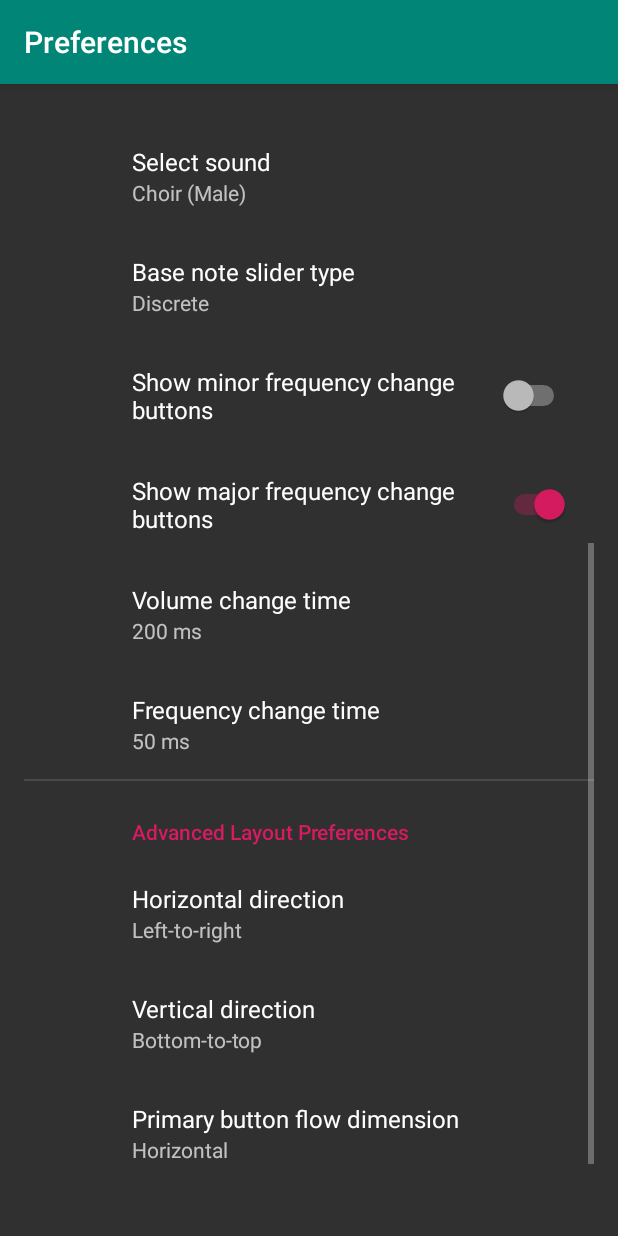
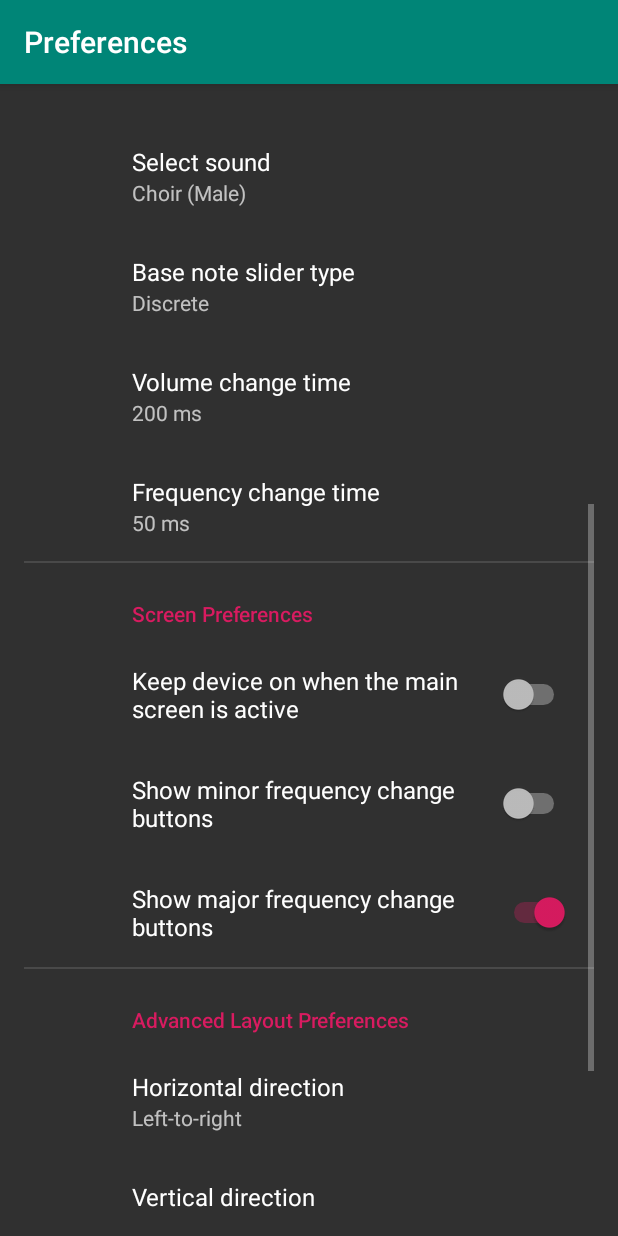
Before and after one commit to sseidel16/ByzantineIson, an Android app: the AppSettings screen opened directly, with no data from a screen before it, scrolled down 514 dp, on a phone screen of 412 x 824 dp. Run offline under Robolectric (Android 15) with nearby library versions, the phone set to English and light mode, and no system bars; our stand-ins replace androidx.preference; 2 statements that could not run were skipped.

Commit message:
ask for overlay permission on dock open android M; preference added for keep screen on

```diff
--- a/app/src/main/java/com/coderss/ison/utility/Preferences.java
+++ b/app/src/main/java/com/coderss/ison/utility/Preferences.java
@@ -91,6 +91,11 @@ public class Preferences {
                 baseContext.getString(R.string.keyBaseSliderDefault)).equals("discrete");
     }
 
+    public boolean isKeepingScreenOn() {
+        return sharedPreferences.getBoolean("keyKeepScreenOn",
+                baseContext.getString(R.string.keyKeepScreenOnDefault).equals("true"));
+    }
+
     public boolean isShowingMinorChangers() {
         return sharedPreferences.getBoolean("keyShowMinorChangers",
                 baseContext.getString(R.string.keyShowMinorChangersDefault).equals("true"));
--- a/app/src/main/res/values/preferences.xml
+++ b/app/src/main/res/values/preferences.xml
@@ -215,6 +215,8 @@
     <string name="keySelectSoundDefault">0</string>
     <string name="keyBaseSliderTitle">Base note slider type</string>
     <string name="keyBaseSliderDefault">discrete</string>
+    <string name="keyKeepScreenOnTitle">Keep device on when the main screen is active</string>
+    <string name="keyKeepScreenOnDefault">false</string>
     <string name="keyShowMinorChangersTitle">Show minor frequency change buttons</string>
     <string name="keyShowMinorChangersDefault">false</string>
     <string name="keyShowMajorChangersTitle">Show major frequency change buttons</string>
--- a/app/src/main/res/xml/preferences.xml
+++ b/app/src/main/res/xml/preferences.xml
@@ -69,16 +69,6 @@
             android:summary="%s"
             android:defaultValue="@string/keyBaseSliderDefault"/>
 
-        <SwitchPreference
-            android:key="keyShowMinorChangers"
-            android:title="@string/keyShowMinorChangersTitle"
-            android:defaultValue="@string/keyShowMinorChangersDefault" />
-
-        <SwitchPreference
-            android:key="keyShowMajorChangers"
-            android:title="@string/keyShowMajorChangersTitle"
-            android:defaultValue="@string/keyShowMajorChangersDefault" />
-
         <ListPreference
             android:entries="@array/prefChangeTimeEntries"
             android:entryValues="@array/prefChangeTimeEntryValues"
@@ -94,6 +84,25 @@
             android:title="@string/keyFrequencyChangeTimeTitle"
             android:summary="%s"
             android:defaultValue="@string/keyFrequencyChangeTimeDefault"/>
+
+    </PreferenceCategory>
+
+    <PreferenceCategory android:title="Screen Preferences">
+
+        <SwitchPreference
+            android:key="keyKeepScreenOn"
+            android:title="@string/keyKeepScreenOnTitle"
+            android:defaultValue="@string/keyKeepScreenOnDefault" />
+
+        <SwitchPreference
+            android:key="keyShowMinorChangers"
+            android:title="@string/keyShowMinorChangersTitle"
+            android:defaultValue="@string/keyShowMinorChangersDefault" />
+
+        <SwitchPreference
+            android:key="keyShowMajorChangers"
+            android:title="@string/keyShowMajorChangersTitle"
+            android:defaultValue="@string/keyShowMajorChangersDefault" />
 
     </PreferenceCategory>
 
```
Also changed, not shown: app/src/main/java/com/coderss/ison/IsonActivity.java (+19 -0 lines).
